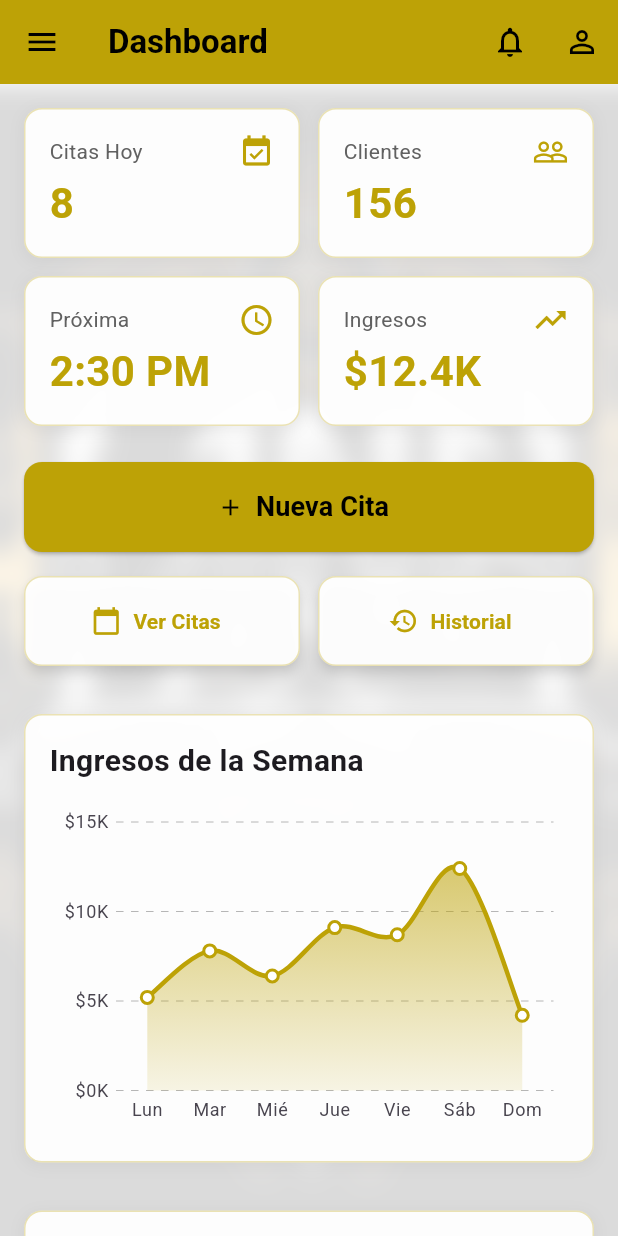
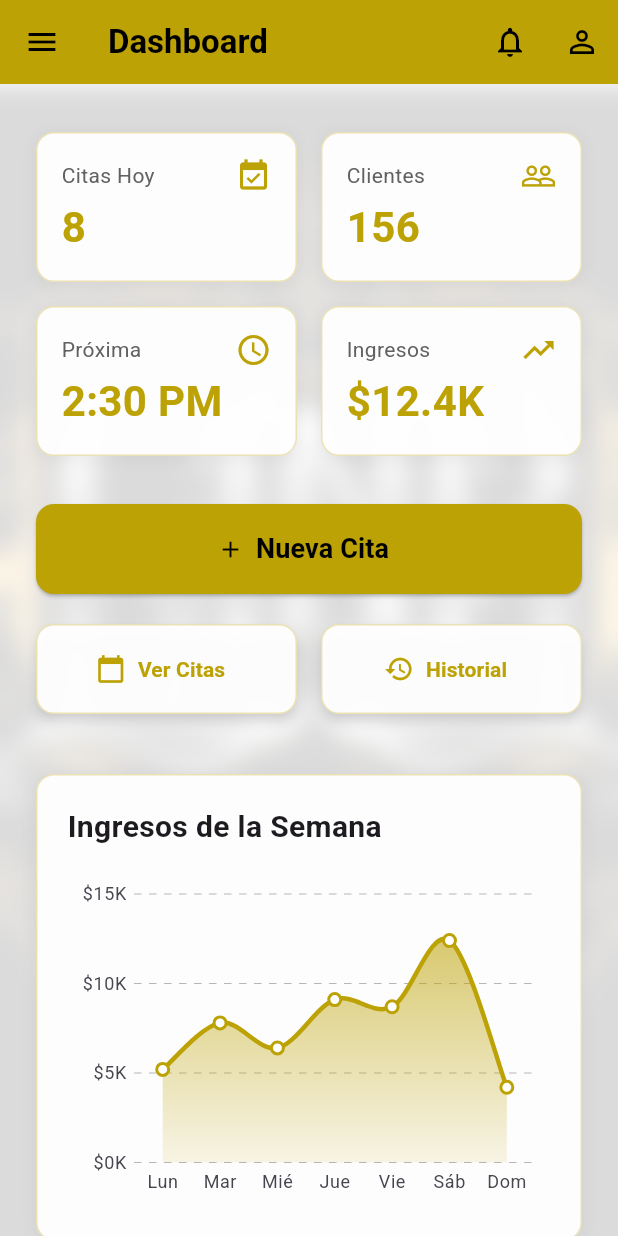
Before and after one commit to H34th3rX/link_tattoo_manager, a Flutter app: the DashboardPage screen opened by its route, after a tap on the "menu" icon, after a tap on the "notifications" icon, on a phone screen of 412 x 824 dp. Run offline on Flutter 3.47's test engine with Material 3 defaults, Android fonts, the phone set to English and light mode, and no system bars; our stand-ins replace supabase_flutter, syncfusion_flutter_charts; accounts and stored records are empty.

Commit message:
#Separacion de wraper y mejora de dashboard listo

```diff
--- a/lib/dashboard_page.dart
+++ b/lib/dashboard_page.dart
@@ -1,9 +1,8 @@
 import 'dart:ui' as ui;
 import 'package:flutter/material.dart';
-import 'package:provider/provider.dart';
 import 'package:syncfusion_flutter_charts/charts.dart';
 import 'package:supabase_flutter/supabase_flutter.dart';
-import 'theme_provider.dart';
+import 'nav_panel.dart';
 
 class DashboardPage extends StatelessWidget {
   const DashboardPage({super.key});
@@ -149,7 +148,7 @@ class NotificationTile extends StatelessWidget {
       leading: Container(
         padding: const EdgeInsets.all(8),
         decoration: BoxDecoration(
-          color: const ui.Color(0xFFBDA206).withValues(alpha: 0.1), // Corregido withOpacity
+          color: const ui.Color(0xFFBDA206).withValues(alpha: 0.1),
           borderRadius: BorderRadius.circular(8),
         ),
         child: Icon(icon, color: const ui.Color(0xFFBDA206)),
@@ -191,82 +190,6 @@ class BlurredBackground extends StatelessWidget {
   }
 }
 
-class NavPanel extends StatelessWidget {
-  final User user;
-  final VoidCallback onLogout;
-
-  const NavPanel({super.key, required this.user, required this.onLogout});
-
-  @override
-  Widget build(BuildContext context) {
-    final String current = ModalRoute.of(context)?.settings.name ?? '';
-    final bool isDark = Provider.of<ThemeProvider>(context).mode == ThemeMode.dark;
-    const ui.Color highlight = ui.Color(0xFFBDA206);
-
-    Widget navTile(IconData icon, String label, String route) {
-      final selected = current == route;
-      return ListTile(
-        leading: Icon(icon, color: selected ? highlight : null),
-        title: Text(label,
-            style: TextStyle(
-                fontWeight: selected ? FontWeight.bold : null,
-                color: selected ? highlight : null)),
-        selected: selected,
-        onTap: () => Navigator.of(context).pushReplacementNamed(route),
-      );
-    }
-
-    return AnimatedContainer(
-      duration: const Duration(milliseconds: 200),
-      color: Theme.of(context).brightness == Brightness.light
-          ? Colors.transparent  // Transparente para ver el fondo difuminado
-          : null,
-      child: Column(
-        children: [
-          UserAccountsDrawerHeader(
-            decoration: const BoxDecoration(color: highlight),
-            accountName: Text(user.email!.split('@')[0],
-                style: const TextStyle(color: Colors.black)),
-            accountEmail:
-                Text(user.email!, style: const TextStyle(color: Colors.black54)),
-            currentAccountPicture: CircleAvatar(
-              backgroundColor: Colors.white,
-              child: Text(user.email![0].toUpperCase(),
-                  style: const TextStyle(fontSize: 24, color: highlight)),
-            ),
-          ),
-          Expanded(
-            child: ListView(
-              children: [
-                navTile(Icons.dashboard, 'Dashboard', '/dashboard'),
-                navTile(Icons.event_available, 'Citas', '/appointments'),
-                navTile(Icons.calendar_month, 'Calendario', '/calendar'),
-                navTile(Icons.people, 'Clientes', '/clients'),
-                navTile(Icons.picture_as_pdf, 'Reportes', '/reports'),
-              ],
-            ),
-          ),
-          const Divider(),
-          ListTile(
-            leading: Icon(isDark ? Icons.dark_mode : Icons.light_mode),
-            title: const Text('Modo Oscuro'),
-            trailing: Switch(
-              value: isDark,
-              onChanged: (_) =>
-                  Provider.of<ThemeProvider>(context, listen: false).toggle(),
-            ),
-          ),
-          ListTile(
-            leading: const Icon(Icons.logout),
-            title: const Text('Cerrar sesión'),
-            onTap: onLogout,
-          ),
-        ],
-      ),
-    );
-  }
-}
-
 class MainContent extends StatelessWidget {
   const MainContent({super.key});
 
@@ -274,27 +197,30 @@ class MainContent extends StatelessWidget {
   Widget build(BuildContext context) {
     final Size size = MediaQuery.of(context).size;
     final bool isWide = size.width >= 800;
-    const double padding = 16;
-    const double spacing = 12;
+    const double padding = 24; // Aumentado de 16 a 24
+    const double spacing = 16; // Aumentado de 12 a 16
     final bool isLight = Theme.of(context).brightness == Brightness.light;
 
     return AnimatedContainer(
-      duration: const Duration(milliseconds: 200), // Transición suave
-      color: isLight ? Colors.transparent : null, // Transparente para ver el fondo difuminado
+      duration: const Duration(milliseconds: 200),
+      color: isLight ? Colors.transparent : null,
       child: SingleChildScrollView(
         physics: const AlwaysScrollableScrollPhysics(),
         padding: EdgeInsets.symmetric(
-          horizontal: isWide ? 32 : padding, // Más padding en pantallas anchas
+          horizontal: isWide ? 40 : padding, // Aumentado el padding lateral
           vertical: padding,
         ),
         child: ConstrainedBox(
           constraints: BoxConstraints(
-            maxWidth: isWide ? 700 : double.infinity, // Reducido de 900 a 700
-            minHeight: size.height - 100, // Asegurar altura mínima para scroll
+            maxWidth: isWide ? 800 : double.infinity, // Aumentado de 700 a 800
+            minHeight: size.height - 140, // Aumentado para más espacio
           ),
           child: Column(
             crossAxisAlignment: CrossAxisAlignment.start,
             children: [
+              // Espacio superior adicional
+              const SizedBox(height: 8),
+
               // Grid de estadísticas 2x2
               Row(
                 children: [
@@ -305,7 +231,7 @@ class MainContent extends StatelessWidget {
                       icon: Icons.event_available,
                     ),
                   ),
-                  const SizedBox(width: spacing),
+                  SizedBox(width: spacing),
                   Expanded(
                     child: StatCard(
                       title: 'Clientes',
@@ -315,7 +241,7 @@ class MainContent extends StatelessWidget {
                   ),
                 ],
               ),
-              const SizedBox(height: spacing),
+              SizedBox(height: spacing),
               Row(
                 children: [
                   Expanded(
@@ -325,7 +251,7 @@ class MainContent extends StatelessWidget {
                       icon: Icons.schedule,
                     ),
                   ),
-                  const SizedBox(width: spacing),
+                  SizedBox(width: spacing),
                   Expanded(
                     child: StatCard(
                       title: 'Ingresos',
@@ -335,7 +261,7 @@ class MainContent extends StatelessWidget {
                   ),
                 ],
               ),
-              const SizedBox(height: 24),
+              const SizedBox(height: 32), // Más espacio antes del botón
 
               // Botón principal Nueva Cita
               SizedBox(
@@ -360,7 +286,7 @@ class MainContent extends StatelessWidget {
                   ),
                 ),
               ),
-              const SizedBox(height: 16),
+              SizedBox(height: spacing + 4), // Espacio después del botón
 
               // Botones secundarios
               Row(
@@ -374,7 +300,7 @@ class MainContent extends StatelessWidget {
                       onTap: () => Navigator.pushNamed(context, '/appointments'),
                     ),
                   ),
-                  const SizedBox(width: spacing),
+                  SizedBox(width: spacing),
                   Expanded(
                     child: ActionCard(
                       icon: Icons.history,
@@ -386,12 +312,12 @@ class MainContent extends StatelessWidget {
                   ),
                 ],
               ),
-              const SizedBox(height: 32),
+              const SizedBox(height: 40), // Más espacio para el gráfico
 
               // Gráfico de ingresos
               AnimatedContainer(
                 duration: const Duration(milliseconds: 200),
-                padding: const EdgeInsets.all(16),
+                padding: const EdgeInsets.all(20), // Más padding interno
                 decoration: BoxDecoration(
                   color: isLight ? Colors.white.withValues(alpha: 0.95) : Theme.of(context).cardColor,
                   borderRadius: BorderRadius.circular(12),
@@ -415,7 +341,7 @@ class MainContent extends StatelessWidget {
                       'Ingresos de la Semana',
                       style: TextStyle(fontSize: 20, fontWeight: FontWeight.bold),
                     ),
-                    const SizedBox(height: 16),
+                    const SizedBox(height: 20), // Más espacio
                     SizedBox(
                       height: 220,
                       child: SfCartesianChart(
@@ -482,12 +408,12 @@ class MainContent extends StatelessWidget {
                   ],
                 ),
               ),
-              const SizedBox(height: 32),
+              const SizedBox(height: 40), // Más espacio
 
               // Sección de actividad reciente
               AnimatedContainer(
                 duration: const Duration(milliseconds: 200),
-                padding: const EdgeInsets.all(16),
+                padding: const EdgeInsets.all(20), // Más padding interno
                 decoration: BoxDecoration(
                   color: isLight ? Colors.white.withValues(alpha: 0.95) : Theme.of(context).cardColor,
                   borderRadius: BorderRadius.circular(12),
@@ -511,7 +437,7 @@ class MainContent extends StatelessWidget {
                       'Actividad Reciente',
                       style: TextStyle(fontSize: 20, fontWeight: FontWeight.bold),
                     ),
-                    const SizedBox(height: 16),
+                    const SizedBox(height: 20), // Más espacio
                     const ActivityTile(
                       title: 'Cita completada',
                       subtitle: 'Carlos Ruiz',
@@ -532,7 +458,7 @@ class MainContent extends StatelessWidget {
                   ],
                 ),
               ),
-              const SizedBox(height: 32), // Padding extra al final
+              const SizedBox(height: 40), // Más padding al final
             ],
           ),
         ),
--- /dev/null
+++ b/lib/nav_panel.dart
@@ -0,0 +1,81 @@
+import 'dart:ui' as ui;
+import 'package:flutter/material.dart';
+import 'package:provider/provider.dart';
+import 'package:supabase_flutter/supabase_flutter.dart';
+import 'theme_provider.dart';
+
+class NavPanel extends StatelessWidget {
+  final User user;
+  final VoidCallback onLogout;
+
+  const NavPanel({super.key, required this.user, required this.onLogout});
+
+  @override
+  Widget build(BuildContext context) {
+    final String current = ModalRoute.of(context)?.settings.name ?? '';
+    final bool isDark = Provider.of<ThemeProvider>(context).mode == ThemeMode.dark;
+    const ui.Color highlight = ui.Color(0xFFBDA206);
+
+    Widget navTile(IconData icon, String label, String route) {
+      final selected = current == route;
+      return ListTile(
+        leading: Icon(icon, color: selected ? highlight : null),
+        title: Text(label,
+            style: TextStyle(
+                fontWeight: selected ? FontWeight.bold : null,
+                color: selected ? highlight : null)),
+        selected: selected,
+        onTap: () => Navigator.of(context).pushReplacementNamed(route),
+      );
+    }
+
+    return AnimatedContainer(
+      duration: const Duration(milliseconds: 200),
+      color: Theme.of(context).brightness == Brightness.light
+          ? Colors.transparent  // Transparente para ver el fondo difuminado
+          : null,
+      child: Column(
+        children: [
+          UserAccountsDrawerHeader(
+            decoration: const BoxDecoration(color: highlight),
+            accountName: Text(user.email!.split('@')[0],
+                style: const TextStyle(color: Colors.black)),
+            accountEmail:
+                Text(user.email!, style: const TextStyle(color: Colors.black54)),
+            currentAccountPicture: CircleAvatar(
+              backgroundColor: Colors.white,
+              child: Text(user.email![0].toUpperCase(),
+                  style: const TextStyle(fontSize: 24, color: highlight)),
+            ),
+          ),
+          Expanded(
+            child: ListView(
+              children: [
+                navTile(Icons.dashboard, 'Dashboard', '/dashboard'),
+                navTile(Icons.event_available, 'Citas', '/appointments'),
+                navTile(Icons.calendar_month, 'Calendario', '/calendar'),
+                navTile(Icons.people, 'Clientes', '/clients'),
+                navTile(Icons.picture_as_pdf, 'Reportes', '/reports'),
+              ],
+            ),
+          ),
+          const Divider(),
+          ListTile(
+            leading: Icon(isDark ? Icons.dark_mode : Icons.light_mode),
+            title: const Text('Modo Oscuro'),
+            trailing: Switch(
+              value: isDark,
+              onChanged: (_) =>
+                  Provider.of<ThemeProvider>(context, listen: false).toggle(),
+            ),
+          ),
+          ListTile(
+            leading: const Icon(Icons.logout),
+            title: const Text('Cerrar sesión'),
+            onTap: onLogout,
+          ),
+        ],
+      ),
+    );
+  }
+}
```
